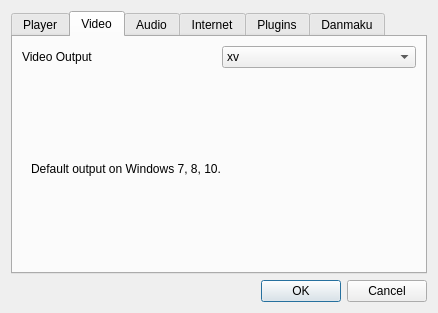
Old version of the form src/settingsdialog.ui in the repository coslyk/moonplayer.
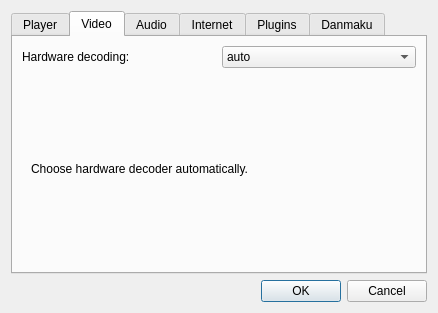
New version of the form. The open tabs and pages were chosen to show the change.

Commit message: Switch playback to opengl-cb on Linux

What changed in the file:
```diff
--- a/src/settingsdialog.ui
+++ b/src/settingsdialog.ui
@@ -73,7 +73,7 @@
          <item>
           <widget class="QLabel" name="voLabel">
            <property name="text">
-            <string>Video Output</string>
+            <string>Hardware decoding:</string>
            </property>
           </widget>
          </item>
@@ -81,12 +81,7 @@
           <widget class="QComboBox" name="voComboBox">
            <item>
             <property name="text">
-             <string>xv</string>
-            </property>
-           </item>
-           <item>
-            <property name="text">
-             <string>wayland</string>
+             <string>auto</string>
             </property>
            </item>
            <item>
@@ -120,7 +115,7 @@
            <item>
             <widget class="QLabel" name="xvLabel">
              <property name="text">
-              <string>Default output on Linux.</string>
+              <string>Choose hardware decoder automatically.</string>
              </property>
              <property name="wordWrap">
               <bool>true</bool>
@@ -162,34 +157,6 @@
            </item>
           </layout>
          </widget>
-         <widget class="QWidget" name="page_4">
-          <layout class="QVBoxLayout" name="verticalLayout_5">
-           <item>
-            <widget class="QLabel" name="d3Label">
-             <property name="text">
-              <string>Default output on Windows 7, 8, 10.</string>
-             </property>
-             <property name="wordWrap">
-              <bool>true</bool>
-             </property>
-            </widget>
-           </item>
-          </layout>
-         </widget>
-         <widget class="QWidget" name="page_5">
-          <layout class="QHBoxLayout" name="horizontalLayout">
-           <item>
-            <widget class="QLabel" name="glLabel">
-             <property name="text">
-              <string>Default output on macOS.</string>
-             </property>
-             <property name="wordWrap">
-              <bool>true</bool>
-             </property>
-            </widget>
-           </item>
-          </layout>
-         </widget>
         </widget>
        </item>
       </layout>
```
Left out of the diff: 41 changed lines with no effect on the pictures. The commit also changes 5 other files.
